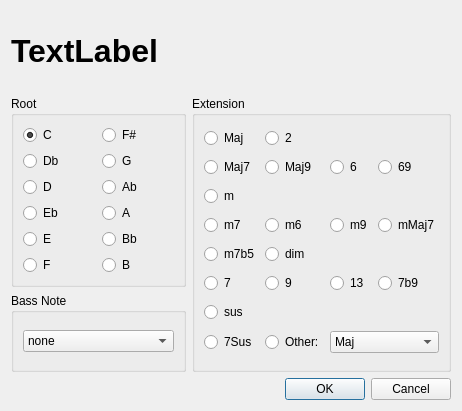
Before: the Qt Designer form mscore/mscore/chordedit.ui in musescore/musescore-old, drawn with Qt 5.
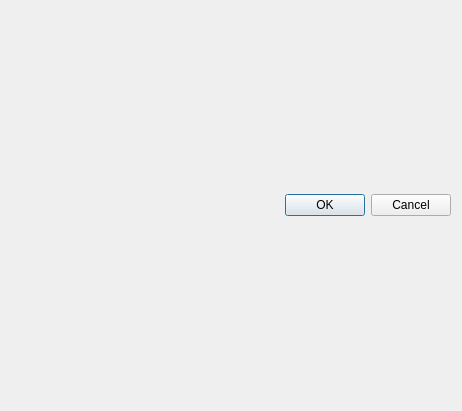
After: the same form once the commit is applied.

Patch:
```diff
--- a/mscore/mscore/chordedit.ui
+++ b/mscore/mscore/chordedit.ui
@@ -13,402 +13,6 @@
    <string>Dialog</string>
   </property>
   <layout class="QGridLayout" >
-   <item row="0" column="0" colspan="2" >
-    <widget class="QLabel" name="chordLabel" >
-     <property name="font" >
-      <font>
-       <pointsize>24</pointsize>
-       <weight>75</weight>
-       <bold>true</bold>
-      </font>
-     </property>
-     <property name="text" >
-      <string>TextLabel</string>
-     </property>
-    </widget>
-   </item>
-   <item row="1" column="0" >
-    <widget class="QGroupBox" name="root" >
-     <property name="title" >
-      <string>Root</string>
-     </property>
-     <layout class="QGridLayout" >
-      <item row="0" column="0" >
-       <widget class="QRadioButton" name="rootC" >
-        <property name="text" >
-         <string>C</string>
-        </property>
-        <property name="checked" >
-         <bool>true</bool>
-        </property>
-       </widget>
-      </item>
-      <item row="0" column="1" >
-       <widget class="QRadioButton" name="rootFis" >
-        <property name="text" >
-         <string>F#</string>
-        </property>
-       </widget>
-      </item>
-      <item row="1" column="0" >
-       <widget class="QRadioButton" name="rootDb" >
-        <property name="text" >
-         <string>Db</string>
-        </property>
-       </widget>
-      </item>
-      <item row="1" column="1" >
-       <widget class="QRadioButton" name="rootG" >
-        <property name="text" >
-         <string>G</string>
-        </property>
-       </widget>
-      </item>
-      <item row="2" column="0" >
-       <widget class="QRadioButton" name="rootD" >
-        <property name="text" >
-         <string>D</string>
-        </property>
-       </widget>
-      </item>
-      <item row="2" column="1" >
-       <widget class="QRadioButton" name="rootAb" >
-        <property name="text" >
-         <string>Ab</string>
-        </property>
-       </widget>
-      </item>
-      <item row="3" column="0" >
-       <widget class="QRadioButton" name="rootEb" >
-        <property name="text" >
-         <string>Eb</string>
-        </property>
-       </widget>
-      </item>
-      <item row="3" column="1" >
-       <widget class="QRadioButton" name="rootA" >
-        <property name="text" >
-         <string>A</string>
-        </property>
-       </widget>
-      </item>
-      <item row="4" column="0" >
-       <widget class="QRadioButton" name="rootE" >
-        <property name="text" >
-         <string>E</string>
-        </property>
-       </widget>
-      </item>
-      <item row="4" column="1" >
-       <widget class="QRadioButton" name="rootBb" >
-        <property name="text" >
-         <string>Bb</string>
-        </property>
-       </widget>
-      </item>
-      <item row="5" column="0" >
-       <widget class="QRadioButton" name="rootF" >
-        <property name="text" >
-         <string>F</string>
-        </property>
-       </widget>
-      </item>
-      <item row="5" column="1" >
-       <widget class="QRadioButton" name="rootB" >
-        <property name="text" >
-         <string>B</string>
-        </property>
-       </widget>
-      </item>
-     </layout>
-    </widget>
-   </item>
-   <item rowspan="2" row="1" column="1" >
-    <widget class="QGroupBox" name="extension" >
-     <property name="title" >
-      <string>Extension</string>
-     </property>
-     <layout class="QGridLayout" >
-      <item row="0" column="0" >
-       <widget class="QRadioButton" name="extMaj" >
-        <property name="text" >
-         <string>Maj</string>
-        </property>
-       </widget>
-      </item>
-      <item row="0" column="1" >
-       <widget class="QRadioButton" name="ext2" >
-        <property name="text" >
-         <string>2</string>
-        </property>
-       </widget>
-      </item>
-      <item row="1" column="0" >
-       <widget class="QRadioButton" name="extMaj7" >
-        <property name="text" >
-         <string>Maj7</string>
-        </property>
-       </widget>
-      </item>
-      <item row="1" column="1" >
-       <widget class="QRadioButton" name="extMaj9" >
-        <property name="text" >
-         <string>Maj9</string>
-        </property>
-       </widget>
-      </item>
-      <item row="1" column="2" >
-       <widget class="QRadioButton" name="ext6" >
-        <property name="text" >
-         <string>6</string>
-        </property>
-       </widget>
-      </item>
-      <item row="1" column="3" >
-       <widget class="QRadioButton" name="ext69" >
-        <property name="text" >
-         <string>69</string>
-        </property>
-       </widget>
-      </item>
-      <item row="2" column="0" >
-       <widget class="QRadioButton" name="extm" >
-        <property name="text" >
-         <string>m</string>
-        </property>
-       </widget>
-      </item>
-      <item row="3" column="0" >
-       <widget class="QRadioButton" name="extm7" >
-        <property name="text" >
-         <string>m7</string>
-        </property>
-       </widget>
-      </item>
-      <item row="4" column="0" >
-       <widget class="QRadioButton" name="extm7b5" >
-        <property name="text" >
-         <string>m7b5</string>
-        </property>
-       </widget>
-      </item>
-      <item row="5" column="0" >
-       <widget class="QRadioButton" name="ext7" >
-        <property name="text" >
-         <string>7</string>
-        </property>
-       </widget>
-      </item>
-      <item row="6" column="0" >
-       <widget class="QRadioButton" name="extsus" >
-        <property name="text" >
-         <string>sus</string>
-        </property>
-       </widget>
-      </item>
-      <item row="7" column="0" >
-       <widget class="QRadioButton" name="ext7Sus" >
-        <property name="text" >
-         <string>7Sus</string>
-        </property>
-       </widget>
-      </item>
-      <item row="3" column="1" >
-       <widget class="QRadioButton" name="extm6" >
-        <property name="text" >
-         <string>m6</string>
-        </property>
-       </widget>
-      </item>
-      <item row="3" column="2" >
-       <widget class="QRadioButton" name="extm9" >
-        <property name="text" >
-         <string>m9</string>
-        </property>
-       </widget>
-      </item>
-      <item row="3" column="3" >
-       <widget class="QRadioButton" name="extMaj7_2" >
-        <property name="text" >
-         <string>mMaj7</string>
-        </property>
-       </widget>
-      </item>
-      <item row="4" column="1" >
-       <widget class="QRadioButton" name="extdim" >
-        <property name="text" >
-         <string>dim</string>
-        </property>
-       </widget>
-      </item>
-      <item row="5" column="1" >
-       <widget class="QRadioButton" name="ext9" >
-        <property name="text" >
-         <string>9</string>
-        </property>
-       </widget>
-      </item>
-      <item row="5" column="2" >
-       <widget class="QRadioButton" name="ext13" >
-        <property name="text" >
-         <string>13</string>
-        </property>
-       </widget>
-      </item>
-      <item row="5" column="3" >
-       <widget class="QRadioButton" name="ext7b9" >
-        <property name="text" >
-         <string>7b9</string>
-        </property>
-       </widget>
-      </item>
-      <item row="7" column="1" >
-       <widget class="QRadioButton" name="extother" >
-        <property name="text" >
-         <string>Other:</string>
-        </property>
-       </widget>
-      </item>
-      <item row="7" column="2" colspan="2" >
-       <widget class="QComboBox" name="extOtherCombo" >
-        <item>
-         <property name="text" >
-          <string>Maj</string>
-         </property>
-        </item>
-        <item>
-         <property name="text" >
-          <string>5b</string>
-         </property>
-        </item>
-        <item>
-         <property name="text" >
-          <string>aug</string>
-         </property>
-        </item>
-        <item>
-         <property name="text" >
-          <string>6</string>
-         </property>
-        </item>
-        <item>
-         <property name="text" >
-          <string>Maj7</string>
-         </property>
-        </item>
-        <item>
-         <property name="text" >
-          <string>Maj9</string>
-         </property>
-        </item>
-        <item>
-         <property name="text" >
-          <string>Maj9#11</string>
-         </property>
-        </item>
-        <item>
-         <property name="text" >
-          <string>Maj13#11</string>
-         </property>
-        </item>
-        <item>
-         <property name="text" >
-          <string>Maj13</string>
-         </property>
-        </item>
-        <item>
-         <property name="text" >
-          <string>+</string>
-         </property>
-        </item>
-        <item>
-         <property name="text" >
-          <string>Maj7#5</string>
-         </property>
-        </item>
-       </widget>
-      </item>
-     </layout>
-    </widget>
-   </item>
-   <item row="2" column="0" >
-    <widget class="QGroupBox" name="groupBox_3" >
-     <property name="title" >
-      <string>Bass Note</string>
-     </property>
-     <layout class="QVBoxLayout" >
-      <item>
-       <widget class="QComboBox" name="bassNote" >
-        <item>
-         <property name="text" >
-          <string>none</string>
-         </property>
-        </item>
-        <item>
-         <property name="text" >
-          <string>/C</string>
-         </property>
-        </item>
-        <item>
-         <property name="text" >
-          <string>/Db</string>
-         </property>
-        </item>
-        <item>
-         <property name="text" >
-          <string>/D</string>
-         </property>
-        </item>
-        <item>
-         <property name="text" >
-          <string>/Eb</string>
-         </property>
-        </item>
-        <item>
-         <property name="text" >
-          <string>/E</string>
-         </property>
-        </item>
-        <item>
-         <property name="text" >
-          <string>/F</string>
-         </property>
-        </item>
-        <item>
-         <property name="text" >
-          <string>/F#</string>
-         </property>
-        </item>
-        <item>
-         <property name="text" >
-          <string>/G</string>
-         </property>
-        </item>
-        <item>
-         <property name="text" >
-          <string>/Ab</string>
-         </property>
-        </item>
-        <item>
-         <property name="text" >
-          <string>/A</string>
-         </property>
-        </item>
-        <item>
-         <property name="text" >
-          <string>/Bb</string>
-         </property>
-        </item>
-        <item>
-         <property name="text" >
-          <string>/B</string>
-         </property>
-        </item>
-       </widget>
-      </item>
-     </layout>
-    </widget>
-   </item>
    <item row="3" column="0" colspan="2" >
     <widget class="QDialogButtonBox" name="buttonBox" >
      <property name="orientation" >
```
Left out of the diff: 8 changed lines with no effect on the pictures.
